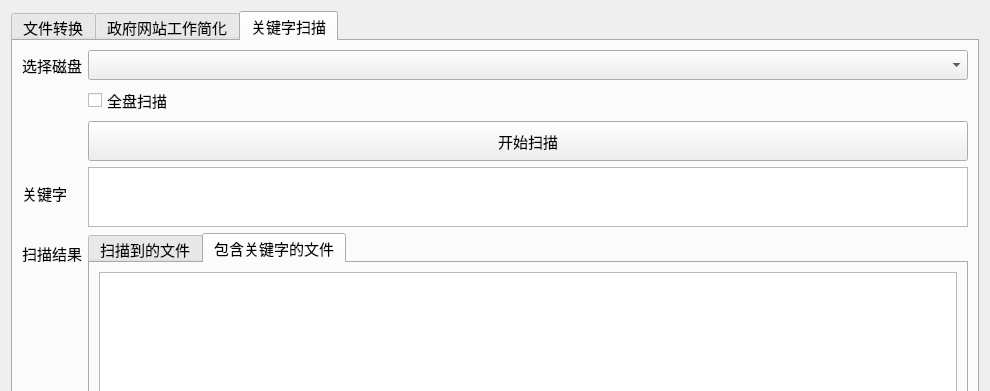
First picture: the form in ui.ui, repository zlt-com/tools-pyqt5, before the edit; both pictures show x 0 to 990 and y 0 to 391 of the 990 by 724 pixel window.
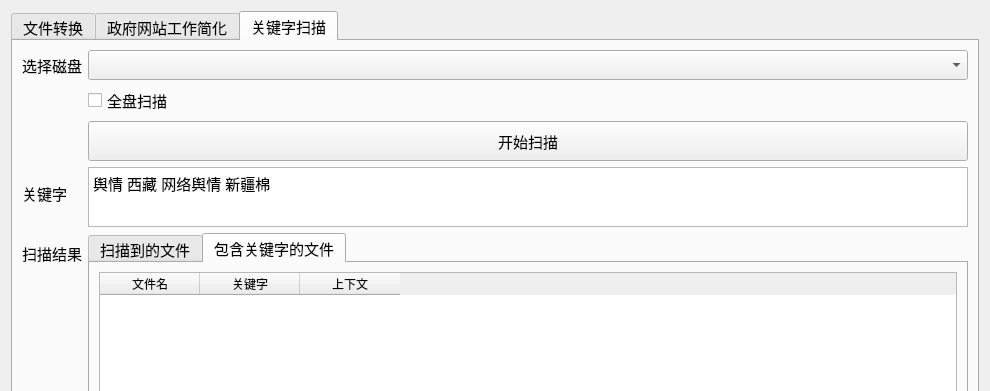
Second picture: the form after the edit. The open tabs and pages were chosen to show the change.

The edit to the form file:
```diff
--- a/ui.ui
+++ b/ui.ui
@@ -449,16 +449,6 @@
            </property>
           </widget>
          </item>
-         <item row="3" column="1">
-          <widget class="QTextEdit" name="tab3_text_keywords">
-           <property name="maximumSize">
-            <size>
-             <width>16777215</width>
-             <height>60</height>
-            </size>
-           </property>
-          </widget>
-         </item>
          <item row="4" column="1">
           <widget class="QTabWidget" name="tab_scan_result">
            <property name="currentIndex">
@@ -480,12 +470,41 @@
             </attribute>
             <layout class="QGridLayout" name="gridLayout_7">
              <item row="0" column="0">
-              <widget class="QTextEdit" name="tab3_text_parser_file"/>
+              <widget class="QTableWidget" name="tab3_table_parser_files">
+               <column>
+                <property name="text">
+                 <string>文件名</string>
+                </property>
+               </column>
+               <column>
+                <property name="text">
+                 <string>关键字</string>
+                </property>
+               </column>
+               <column>
+                <property name="text">
+                 <string>上下文</string>
+                </property>
+               </column>
+              </widget>
              </item>
             </layout>
            </widget>
           </widget>
          </item>
+         <item row="3" column="1">
+          <widget class="QPlainTextEdit" name="tab3_text_keywords">
+           <property name="maximumSize">
+            <size>
+             <width>16777215</width>
+             <height>60</height>
+            </size>
+           </property>
+           <property name="plainText">
+            <string>舆情 西藏 网络舆情 新疆棉</string>
+           </property>
+          </widget>
+         </item>
         </layout>
        </item>
       </layout>
```
Left out of the diff: 18 changed lines with no effect on the pictures.
